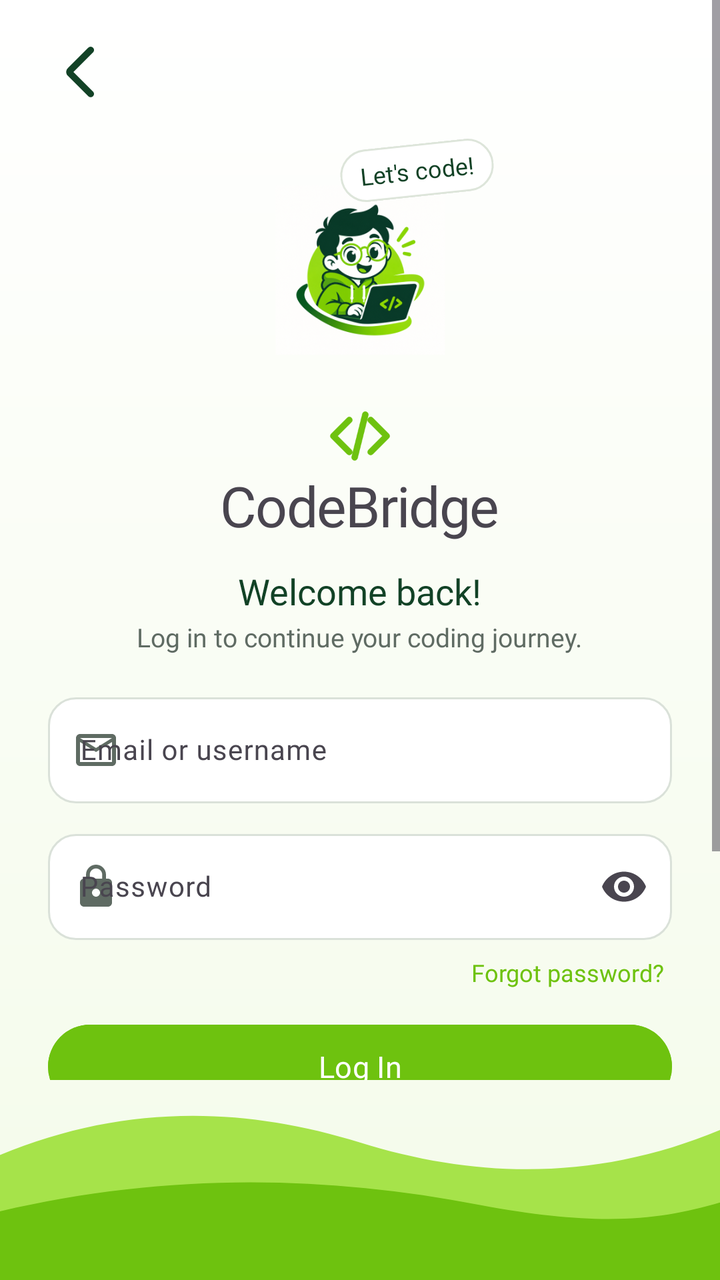
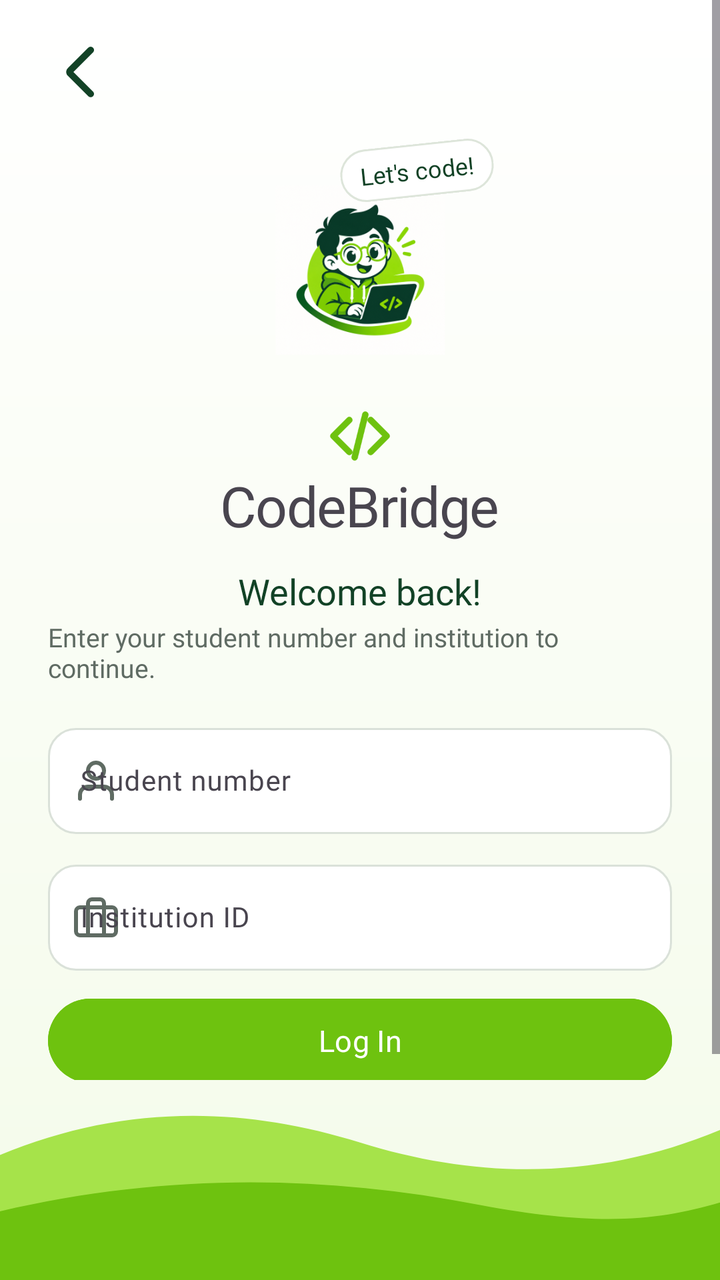

An Android layout rendered at two revisions. The XML below is the earlier revision; the diff shows what the commit changed to produce the second picture.
<!-- AndroidManifest.xml: application theme Theme.CodeBridge -->
<!-- res/layout/fragment_login.xml -->
<?xml version="1.0" encoding="utf-8"?>
<androidx.constraintlayout.widget.ConstraintLayout xmlns:android="http://schemas.android.com/apk/res/android"
    xmlns:app="http://schemas.android.com/apk/res-auto"
    android:layout_width="match_parent"
    android:layout_height="match_parent"
    android:background="@drawable/bg_splash">

    <ImageView
        android:id="@+id/ivWave"
        android:layout_width="match_parent"
        android:layout_height="100dp"
        android:importantForAccessibility="no"
        android:scaleType="fitXY"
        android:src="@drawable/wave_bottom"
        app:layout_constraintBottom_toBottomOf="parent" />

    <ScrollView
        android:layout_width="match_parent"
        android:layout_height="0dp"
        android:fillViewport="true"
        app:layout_constraintBottom_toTopOf="@id/ivWave"
        app:layout_constraintTop_toTopOf="parent">

        <LinearLayout
            android:layout_width="match_parent"
            android:layout_height="wrap_content"
            android:gravity="center_horizontal"
            android:orientation="vertical"
            android:paddingStart="24dp"
            android:paddingTop="12dp"
            android:paddingEnd="24dp"
            android:paddingBottom="8dp">

            <ImageButton
                android:id="@+id/btnBack"
                android:layout_width="48dp"
                android:layout_height="48dp"
                android:layout_gravity="start"
                android:background="?attr/selectableItemBackgroundBorderless"
                android:contentDescription="Back"
                android:padding="8dp"
                android:scaleType="fitCenter"
                android:src="@drawable/ic_arrow_back"
                app:tint="@color/cb_dark_green" />

            <androidx.constraintlayout.widget.ConstraintLayout
                android:layout_width="wrap_content"
                android:layout_height="140dp"
                android:layout_gravity="center_horizontal">

                <ImageView
                    android:id="@+id/ivMascot"
                    android:layout_width="150dp"
                    android:layout_height="130dp"
                    android:contentDescription="CodeBridge mascot"
                    android:scaleType="fitCenter"
                    android:src="@drawable/code_launcher"
                    app:layout_constraintBottom_toBottomOf="parent"
                    app:layout_constraintEnd_toEndOf="parent"
                    app:layout_constraintStart_toStartOf="parent" />

                <TextView
                    android:layout_width="wrap_content"
                    android:layout_height="wrap_content"
                    android:layout_marginTop="2dp"
                    android:layout_marginEnd="8dp"
                    android:background="@drawable/bg_speech_bubble"
                    android:fontFamily="@font/nunito_extrabold"
                    android:paddingHorizontal="10dp"
                    android:paddingVertical="5dp"
                    android:rotation="-6"
                    android:text="Let's code!"
                    android:textColor="@color/cb_dark_green"
                    android:textSize="12sp"
                    app:layout_constraintEnd_toEndOf="@id/ivMascot"
                    app:layout_constraintTop_toTopOf="@id/ivMascot" />
            </androidx.constraintlayout.widget.ConstraintLayout>

            <ImageView
                android:layout_width="32dp"
                android:layout_height="32dp"
                android:layout_marginTop="2dp"
                android:importantForAccessibility="no"
                android:src="@drawable/ic_code_brackets" />

            <TextView
                android:id="@+id/tvBrand"
                android:layout_width="wrap_content"
                android:layout_height="wrap_content"
                android:fontFamily="@font/nunito_extrabold"
                android:letterSpacing="-0.02"
                android:text="CodeBridge"
                android:textSize="28sp" />

            <TextView
                android:layout_width="wrap_content"
                android:layout_height="wrap_content"
                android:layout_marginTop="12dp"
                android:fontFamily="@font/nunito_extrabold"
                android:text="Welcome back!"
                android:textColor="@color/cb_dark_green"
                android:textSize="18sp" />

            <TextView
                android:layout_width="wrap_content"
                android:layout_height="wrap_content"
                android:layout_marginTop="2dp"
                android:fontFamily="@font/nunito_regular"
                android:text="Log in to continue your coding journey."
                android:textColor="@color/cb_text_secondary"
                android:textSize="13sp" />

            <com.google.android.material.textfield.TextInputLayout
                android:id="@+id/tilEmail"
                style="@style/Widget.Material3.TextInputLayout.OutlinedBox"
                android:layout_width="match_parent"
                android:layout_height="wrap_content"
                android:layout_marginTop="16dp"
                android:hint="Email or username"
                app:boxBackgroundColor="@android:color/white"
                app:boxCornerRadiusBottomEnd="14dp"
                app:boxCornerRadiusBottomStart="14dp"
                app:boxCornerRadiusTopEnd="14dp"
                app:boxCornerRadiusTopStart="14dp"
                app:boxStrokeColor="@drawable/box_stroke"
                app:boxStrokeWidth="1dp"
                app:boxStrokeWidthFocused="2dp"
                app:startIconDrawable="@drawable/ic_email"
                app:startIconTint="@color/cb_text_secondary">

                <com.google.android.material.textfield.TextInputEditText
                    android:id="@+id/etEmail"
                    android:layout_width="match_parent"
                    android:layout_height="wrap_content"
                    android:fontFamily="@font/nunito_regular"
                    android:inputType="textEmailAddress"
                    android:textSize="14sp" />
            </com.google.android.material.textfield.TextInputLayout>

            <com.google.android.material.textfield.TextInputLayout
                android:id="@+id/tilPassword"
                style="@style/Widget.Material3.TextInputLayout.OutlinedBox"
                android:layout_width="match_parent"
                android:layout_height="wrap_content"
                android:layout_marginTop="10dp"
                android:hint="Password"
                app:boxBackgroundColor="@android:color/white"
                app:boxCornerRadiusBottomEnd="14dp"
                app:boxCornerRadiusBottomStart="14dp"
                app:boxCornerRadiusTopEnd="14dp"
                app:boxCornerRadiusTopStart="14dp"
                app:boxStrokeColor="@drawable/box_stroke"
                app:boxStrokeWidth="1dp"
                app:boxStrokeWidthFocused="2dp"
                app:endIconMode="password_toggle"
                app:startIconDrawable="@drawable/ic_lock"
                app:startIconTint="@color/cb_text_secondary">

                <com.google.android.material.textfield.TextInputEditText
                    android:id="@+id/etPassword"
                    android:layout_width="match_parent"
                    android:layout_height="wrap_content"
                    android:fontFamily="@font/nunito_regular"
                    android:inputType="textPassword"
                    android:textSize="14sp" />
            </com.google.android.material.textfield.TextInputLayout>

            <TextView
                android:id="@+id/tvForgot"
                android:layout_width="wrap_content"
                android:layout_height="wrap_content"
                android:layout_gravity="end"
                android:layout_marginTop="4dp"
                android:fontFamily="@font/nunito_bold"
                android:padding="4dp"
                android:text="Forgot password?"
                android:textColor="@color/cb_green"
                android:textSize="12sp" />

            <com.google.android.material.button.MaterialButton
                android:id="@+id/btnLogin"
                android:layout_width="match_parent"
                android:layout_height="50dp"
                android:layout_marginTop="10dp"
                android:backgroundTint="@color/cb_green"
                android:fontFamily="@font/nunito_extrabold"
                android:text="Log In"
                android:textAllCaps="false"
                android:textColor="@android:color/white"
                android:textSize="15sp"
                app:cornerRadius="25dp" />

            <TextView
                android:layout_width="wrap_content"
                android:layout_height="wrap_content"
                android:layout_marginVertical="8dp"
                android:fontFamily="@font/nunito_regular"
                android:text="or"
                android:textColor="@color/cb_text_secondary" />

            <com.google.android.material.button.MaterialButton
                android:id="@+id/btnGoogle"
                style="@style/Widget.Material3.Button.OutlinedButton"
                android:layout_width="match_parent"
                android:layout_height="50dp"
                android:fontFamily="@font/nunito_bold"
                android:text="Continue with Google"
                android:textAllCaps="false"
                android:textColor="@color/cb_dark_green"
                android:textSize="14sp"
                app:cornerRadius="25dp"
                app:icon="@drawable/ic_google"
                app:iconGravity="textStart"
                app:iconPadding="10dp"
                app:iconSize="20dp"
                app:iconTint="@null"
                app:strokeColor="@color/cb_stroke_soft"
                app:strokeWidth="1dp" />

            <LinearLayout
                android:layout_width="wrap_content"
                android:layout_height="wrap_content"
                android:layout_marginTop="16dp"
                android:orientation="horizontal">

                <TextView
                    android:layout_width="wrap_content"
                    android:layout_height="wrap_content"
                    android:fontFamily="@font/nunito_regular"
                    android:text="Don't have an account? "
                    android:textColor="@color/cb_text_secondary"
                    android:textSize="13sp" />

                <TextView
                    android:id="@+id/tvRegister"
                    android:layout_width="wrap_content"
                    android:layout_height="wrap_content"
                    android:fontFamily="@font/nunito_extrabold"
                    android:text="Register"
                    android:textColor="@color/cb_green"
                    android:textSize="13sp" />
            </LinearLayout>
        </LinearLayout>
    </ScrollView>
</androidx.constraintlayout.widget.ConstraintLayout>
<!-- resources referenced by this layout -->
<resources>
  <color name="cb_dark_green">#124226</color>
  <color name="cb_green">#6EC20F</color>
  <color name="cb_stroke_soft">#66A3B3A0</color>
  <color name="cb_text_secondary">#5F6B63</color>
  <!-- drawable bg_speech_bubble (drawable) -->
  <shape xmlns:android="http://schemas.android.com/apk/res/android" android:shape="rectangle">
      <solid android:color="@android:color/white" />
      <stroke android:width="1dp" android:color="@color/cb_stroke" />
      <corners android:radius="18dp" />
  </shape>
  <!-- drawable bg_splash (drawable) -->
  <shape xmlns:android="http://schemas.android.com/apk/res/android">
      <gradient
          android:angle="270"
          android:startColor="#FFFFFF"
          android:endColor="@color/cb_bg_top" />
  </shape>
  <!-- drawable box_stroke (drawable) -->
  <?xml version="1.0" encoding="utf-8"?>
  <selector xmlns:android="http://schemas.android.com/apk/res/android">
      <item android:state_focused="true" android:color="@color/cb_green" />
      <item android:color="@color/cb_stroke_soft" />
  </selector>
  <!-- drawable ic_email (drawable) -->
  <vector xmlns:android="http://schemas.android.com/apk/res/android" android:height="24dp" android:tint="#656565" android:viewportHeight="24" android:viewportWidth="24" android:width="24dp">
        
      <path android:fillColor="@android:color/white" android:pathData="M22,6c0,-1.1 -0.9,-2 -2,-2L4,4c-1.1,0 -2,0.9 -2,2v12c0,1.1 0.9,2 2,2h16c1.1,0 2,-0.9 2,-2L22,6zM20,6l-8,5 -8,-5h16zM20,18L4,18L4,8l8,5 8,-5v10z"/>
      
  </vector>
  <!-- drawable ic_google (drawable) -->
  <vector xmlns:android="http://schemas.android.com/apk/res/android"
      android:width="800dp"
      android:height="800dp"
      android:viewportWidth="48"
      android:viewportHeight="48">
    <path
        android:pathData="M10.327,24C10.327,22.476 10.58,21.014 11.032,19.644L3.123,13.604C1.582,16.734 0.714,20.26 0.714,24C0.714,27.737 1.581,31.261 3.12,34.388L11.025,28.337C10.577,26.973 10.327,25.517 10.327,24"
        android:strokeWidth="1"
        android:fillColor="#FBBC05"
        android:fillType="evenOdd"
        android:strokeColor="#00000000"/>
    <path
        android:pathData="M24.214,10.133C27.525,10.133 30.516,11.307 32.866,13.227L39.702,6.4C35.536,2.773 30.195,0.533 24.214,0.533C14.927,0.533 6.945,5.844 3.123,13.604L11.032,19.644C12.855,14.112 18.049,10.133 24.214,10.133"
        android:strokeWidth="1"
        android:fillColor="#EB4335"
        android:fillType="evenOdd"
        android:strokeColor="#00000000"/>
    <path
        android:pathData="M24.214,37.867C18.049,37.867 12.855,33.888 11.032,28.356L3.123,34.395C6.945,42.156 14.927,47.467 24.214,47.467C29.945,47.467 35.418,45.431 39.525,41.618L32.018,35.814C29.9,37.149 27.232,37.867 24.214,37.867"
        android:strokeWidth="1"
        android:fillColor="#34A853"
        android:fillType="evenOdd"
        android:strokeColor="#00000000"/>
    <path
        android:pathData="M46.645,24C46.645,22.613 46.432,21.12 46.111,19.733L24.214,19.733L24.214,28.8L36.818,28.8C36.188,31.891 34.472,34.268 32.018,35.814L39.525,41.618C43.839,37.614 46.645,31.649 46.645,24"
        android:strokeWidth="1"
        android:fillColor="#4285F4"
        android:fillType="evenOdd"
        android:strokeColor="#00000000"/>
  </vector>
  <!-- drawable ic_lock (drawable) -->
  <vector xmlns:android="http://schemas.android.com/apk/res/android"
      android:width="24dp" android:height="24dp"
      android:viewportWidth="24" android:viewportHeight="24">
      <path
          android:fillColor="#5F6B63"
          android:pathData="M18,8h-1L17,6c0,-2.76 -2.24,-5 -5,-5S7,3.24 7,6v2L6,8c-1.1,0 -2,0.9 -2,2v10c0,1.1 0.9,2 2,2h12c1.1,0 2,-0.9 2,-2L20,10c0,-1.1 -0.9,-2 -2,-2zM12,17c-1.1,0 -2,-0.9 -2,-2s0.9,-2 2,-2 2,0.9 2,2 -0.9,2 -2,2zM15.1,8L8.9,8L8.9,6c0,-1.71 1.39,-3.1 3.1,-3.1 1.71,0 3.1,1.39 3.1,3.1v2z" />
  </vector>
  <color name="cb_stroke">#DDE5DA</color>
  <color name="cb_bg_top">#F4FBEA</color>
  <color name="cb_green_light">#A6E34A</color>
  <color name="cb_ink">#121212</color>
  <color name="cb_bg">#FFFFFF</color>
  <!-- unchanged entries left out for length: 5 -->
</resources>

<!-- the commit's change to res/layout/fragment_login.xml (unified diff, before → after) -->
@@ -106,17 +106,17 @@
                 android:layout_height="wrap_content"
                 android:layout_marginTop="2dp"
                 android:fontFamily="@font/nunito_regular"
-                android:text="Log in to continue your coding journey."
+                android:text="Enter your student number and institution to continue."
                 android:textColor="@color/cb_text_secondary"
                 android:textSize="13sp" />
 
             <com.google.android.material.textfield.TextInputLayout
-                android:id="@+id/tilEmail"
+                android:id="@+id/tilStudentNumber"
                 style="@style/Widget.Material3.TextInputLayout.OutlinedBox"
                 android:layout_width="match_parent"
                 android:layout_height="wrap_content"
                 android:layout_marginTop="16dp"
-                android:hint="Email or username"
+                android:hint="Student number"
                 app:boxBackgroundColor="@android:color/white"
                 app:boxCornerRadiusBottomEnd="14dp"
                 app:boxCornerRadiusBottomStart="14dp"
@@ -125,25 +125,25 @@
                 app:boxStrokeColor="@drawable/box_stroke"
                 app:boxStrokeWidth="1dp"
                 app:boxStrokeWidthFocused="2dp"
-                app:startIconDrawable="@drawable/ic_email"
+                app:startIconDrawable="@drawable/ic_cb_user"
                 app:startIconTint="@color/cb_text_secondary">
 
                 <com.google.android.material.textfield.TextInputEditText
-                    android:id="@+id/etEmail"
+                    android:id="@+id/etStudentNumber"
                     android:layout_width="match_parent"
                     android:layout_height="wrap_content"
                     android:fontFamily="@font/nunito_regular"
-                    android:inputType="textEmailAddress"
+                    android:inputType="text"
                     android:textSize="14sp" />
             </com.google.android.material.textfield.TextInputLayout>
 
             <com.google.android.material.textfield.TextInputLayout
-                android:id="@+id/tilPassword"
+                android:id="@+id/tilInstitution"
                 style="@style/Widget.Material3.TextInputLayout.OutlinedBox"
                 android:layout_width="match_parent"
                 android:layout_height="wrap_content"
                 android:layout_marginTop="10dp"
-                android:hint="Password"
+                android:hint="Institution ID"
                 app:boxBackgroundColor="@android:color/white"
                 app:boxCornerRadiusBottomEnd="14dp"
                 app:boxCornerRadiusBottomStart="14dp"
@@ -152,30 +152,17 @@
                 app:boxStrokeColor="@drawable/box_stroke"
                 app:boxStrokeWidth="1dp"
                 app:boxStrokeWidthFocused="2dp"
-                app:endIconMode="password_toggle"
-                app:startIconDrawable="@drawable/ic_lock"
+                app:startIconDrawable="@drawable/ic_cb_brief"
                 app:startIconTint="@color/cb_text_secondary">
 
                 <com.google.android.material.textfield.TextInputEditText
-                    android:id="@+id/etPassword"
+                    android:id="@+id/etInstitution"
                     android:layout_width="match_parent"
                     android:layout_height="wrap_content"
                     android:fontFamily="@font/nunito_regular"
-                    android:inputType="textPassword"
+                    android:inputType="text"
                     android:textSize="14sp" />
             </com.google.android.material.textfield.TextInputLayout>
-
-            <TextView
-                android:id="@+id/tvForgot"
-                android:layout_width="wrap_content"
-                android:layout_height="wrap_content"
-                android:layout_gravity="end"
-                android:layout_marginTop="4dp"
-                android:fontFamily="@font/nunito_bold"
-                android:padding="4dp"
-                android:text="Forgot password?"
-                android:textColor="@color/cb_green"
-                android:textSize="12sp" />
 
             <com.google.android.material.button.MaterialButton
                 android:id="@+id/btnLogin"
@@ -190,56 +177,6 @@
                 android:textSize="15sp"
                 app:cornerRadius="25dp" />
 
-            <TextView
-                android:layout_width="wrap_content"
-                android:layout_height="wrap_content"
-                android:layout_marginVertical="8dp"
-                android:fontFamily="@font/nunito_regular"
-                android:text="or"
-                android:textColor="@color/cb_text_secondary" />
-
-            <com.google.android.material.button.MaterialButton
-                android:id="@+id/btnGoogle"
-                style="@style/Widget.Material3.Button.OutlinedButton"
-                android:layout_width="match_parent"
-                android:layout_height="50dp"
-                android:fontFamily="@font/nunito_bold"
-                android:text="Continue with Google"
-                android:textAllCaps="false"
-                android:textColor="@color/cb_dark_green"
-                android:textSize="14sp"
-                app:cornerRadius="25dp"
-                app:icon="@drawable/ic_google"
-                app:iconGravity="textStart"
-                app:iconPadding="10dp"
-                app:iconSize="20dp"
-                app:iconTint="@null"
-                app:strokeColor="@color/cb_stroke_soft"
-                app:strokeWidth="1dp" />
-
-            <LinearLayout
-                android:layout_width="wrap_content"
-                android:layout_height="wrap_content"
-                android:layout_marginTop="16dp"
-                android:orientation="horizontal">
-
-                <TextView
-                    android:layout_width="wrap_content"
-                    android:layout_height="wrap_content"
-                    android:fontFamily="@font/nunito_regular"
-                    android:text="Don't have an account? "
-                    android:textColor="@color/cb_text_secondary"
-                    android:textSize="13sp" />
-
-                <TextView
-                    android:id="@+id/tvRegister"
-                    android:layout_width="wrap_content"
-                    android:layout_height="wrap_content"
-                    android:fontFamily="@font/nunito_extrabold"
-                    android:text="Register"
-                    android:textColor="@color/cb_green"
-                    android:textSize="13sp" />
-            </LinearLayout>
         </LinearLayout>
     </ScrollView>
 </androidx.constraintlayout.widget.ConstraintLayout>
<!-- resource entries referenced after the edit -->
@@ -23,50 +23,19 @@
       <item android:state_focused="true" android:color="@color/cb_green" />
       <item android:color="@color/cb_stroke_soft" />
   </selector>
-  <!-- drawable ic_email (drawable) -->
-  <vector xmlns:android="http://schemas.android.com/apk/res/android" android:height="24dp" android:tint="#656565" android:viewportHeight="24" android:viewportWidth="24" android:width="24dp">
-        
-      <path android:fillColor="@android:color/white" android:pathData="M22,6c0,-1.1 -0.9,-2 -2,-2L4,4c-1.1,0 -2,0.9 -2,2v12c0,1.1 0.9,2 2,2h16c1.1,0 2,-0.9 2,-2L22,6zM20,6l-8,5 -8,-5h16zM20,18L4,18L4,8l8,5 8,-5v10z"/>
-      
+  <!-- drawable ic_cb_brief (drawable) -->
+  <?xml version="1.0" encoding="utf-8"?>
+  <vector xmlns:android="http://schemas.android.com/apk/res/android"
+      android:width="24dp" android:height="24dp" android:viewportWidth="24" android:viewportHeight="24">
+      <path android:pathData="M4.0,7.0 h16.0 a2.0,2.0 0 0 1 2.0,2.0 v10.0 a2.0,2.0 0 0 1 -2.0,2.0 h-16.0 a2.0,2.0 0 0 1 -2.0,-2.0 v-10.0 a2.0,2.0 0 0 1 2.0,-2.0 z" android:strokeColor="#FF121212" android:strokeWidth="2" android:strokeLineCap="round" android:strokeLineJoin="round"/>
+      <path android:pathData="M16 21V5a2 2 0 0 0-2-2h-4a2 2 0 0 0-2 2v16" android:strokeColor="#FF121212" android:strokeWidth="2" android:strokeLineCap="round" android:strokeLineJoin="round"/>
   </vector>
-  <!-- drawable ic_google (drawable) -->
+  <!-- drawable ic_cb_user (drawable) -->
+  <?xml version="1.0" encoding="utf-8"?>
   <vector xmlns:android="http://schemas.android.com/apk/res/android"
-      android:width="800dp"
-      android:height="800dp"
-      android:viewportWidth="48"
-      android:viewportHeight="48">
-    <path
-        android:pathData="M10.327,24C10.327,22.476 10.58,21.014 11.032,19.644L3.123,13.604C1.582,16.734 0.714,20.26 0.714,24C0.714,27.737 1.581,31.261 3.12,34.388L11.025,28.337C10.577,26.973 10.327,25.517 10.327,24"
-        android:strokeWidth="1"
-        android:fillColor="#FBBC05"
-        android:fillType="evenOdd"
-        android:strokeColor="#00000000"/>
-    <path
-        android:pathData="M24.214,10.133C27.525,10.133 30.516,11.307 32.866,13.227L39.702,6.4C35.536,2.773 30.195,0.533 24.214,0.533C14.927,0.533 6.945,5.844 3.123,13.604L11.032,19.644C12.855,14.112 18.049,10.133 24.214,10.133"
-        android:strokeWidth="1"
-        android:fillColor="#EB4335"
-        android:fillType="evenOdd"
-        android:strokeColor="#00000000"/>
-    <path
-        android:pathData="M24.214,37.867C18.049,37.867 12.855,33.888 11.032,28.356L3.123,34.395C6.945,42.156 14.927,47.467 24.214,47.467C29.945,47.467 35.418,45.431 39.525,41.618L32.018,35.814C29.9,37.149 27.232,37.867 24.214,37.867"
-        android:strokeWidth="1"
-        android:fillColor="#34A853"
-        android:fillType="evenOdd"
-        android:strokeColor="#00000000"/>
-    <path
-        android:pathData="M46.645,24C46.645,22.613 46.432,21.12 46.111,19.733L24.214,19.733L24.214,28.8L36.818,28.8C36.188,31.891 34.472,34.268 32.018,35.814L39.525,41.618C43.839,37.614 46.645,31.649 46.645,24"
-        android:strokeWidth="1"
-        android:fillColor="#4285F4"
-        android:fillType="evenOdd"
-        android:strokeColor="#00000000"/>
-  </vector>
-  <!-- drawable ic_lock (drawable) -->
-  <vector xmlns:android="http://schemas.android.com/apk/res/android"
-      android:width="24dp" android:height="24dp"
-      android:viewportWidth="24" android:viewportHeight="24">
-      <path
-          android:fillColor="#5F6B63"
-          android:pathData="M18,8h-1L17,6c0,-2.76 -2.24,-5 -5,-5S7,3.24 7,6v2L6,8c-1.1,0 -2,0.9 -2,2v10c0,1.1 0.9,2 2,2h12c1.1,0 2,-0.9 2,-2L20,10c0,-1.1 -0.9,-2 -2,-2zM12,17c-1.1,0 -2,-0.9 -2,-2s0.9,-2 2,-2 2,0.9 2,2 -0.9,2 -2,2zM15.1,8L8.9,8L8.9,6c0,-1.71 1.39,-3.1 3.1,-3.1 1.71,0 3.1,1.39 3.1,3.1v2z" />
+      android:width="24dp" android:height="24dp" android:viewportWidth="24" android:viewportHeight="24">
+      <path android:pathData="M20 21v-2a4 4 0 0 0-4-4H8a4 4 0 0 0-4 4v2" android:strokeColor="#FF121212" android:strokeWidth="2" android:strokeLineCap="round" android:strokeLineJoin="round"/>
+      <path android:pathData="M8.0,7.0 a4.0,4.0 0 1,0 8.0,0 a4.0,4.0 0 1,0 -8.0,0" android:strokeColor="#FF121212" android:strokeWidth="2" android:strokeLineCap="round" android:strokeLineJoin="round"/>
   </vector>
   <color name="cb_stroke">#DDE5DA</color>
   <color name="cb_bg_top">#F4FBEA</color>
